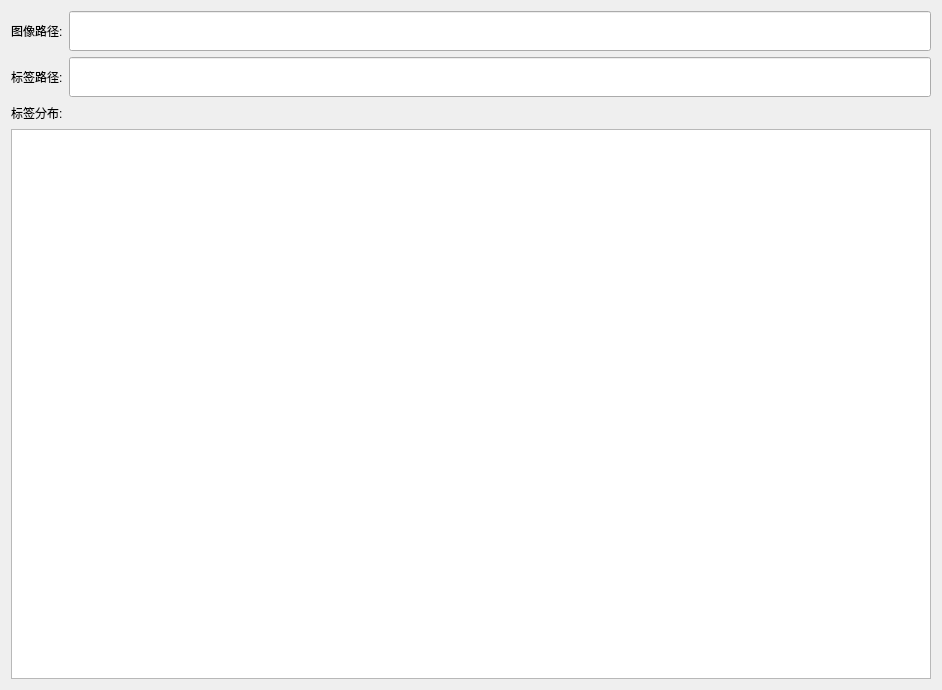
Old version of the form ui/dataset_properties.ui in the repository pythondever/easy_trainer.
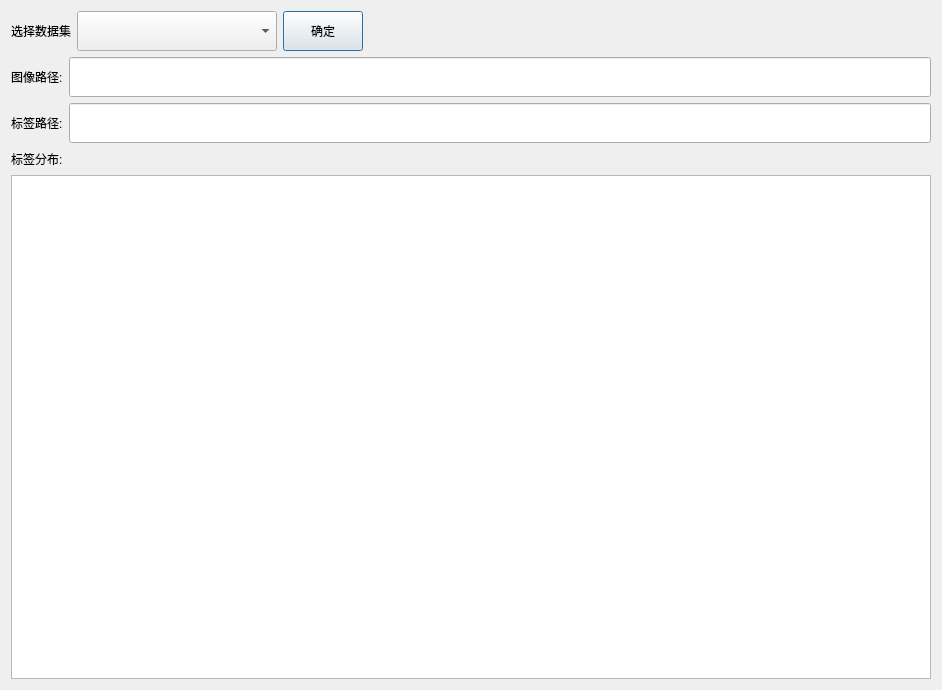
New version of the form.

Commit message: 优化数据集统计功能

Patch:
```diff
--- a/ui/dataset_properties.ui
+++ b/ui/dataset_properties.ui
@@ -16,6 +16,59 @@
   <layout class="QGridLayout" name="gridLayout">
    <item row="0" column="0">
     <layout class="QVBoxLayout" name="verticalLayout">
+     <item>
+      <layout class="QHBoxLayout" name="horizontalLayout_5">
+       <property name="topMargin">
+        <number>0</number>
+       </property>
+       <property name="bottomMargin">
+        <number>0</number>
+       </property>
+       <item>
+        <widget class="QLabel" name="select_dataset_label">
+         <property name="text">
+          <string>选择数据集</string>
+         </property>
+        </widget>
+       </item>
+       <item>
+        <widget class="QComboBox" name="dataset_comboBox">
+         <property name="minimumSize">
+          <size>
+           <width>200</width>
+           <height>40</height>
+          </size>
+         </property>
+        </widget>
+       </item>
+       <item>
+        <widget class="QPushButton" name="select_dataset_btn">
+         <property name="minimumSize">
+          <size>
+           <width>0</width>
+           <height>40</height>
+          </size>
+         </property>
+         <property name="text">
+          <string>确定</string>
+         </property>
+        </widget>
+       </item>
+       <item>
+        <spacer name="horizontalSpacer_2">
+         <property name="orientation">
+          <enum>Qt::Horizontal</enum>
+         </property>
+         <property name="sizeHint" stdset="0">
+          <size>
+           <width>40</width>
+           <height>20</height>
+          </size>
+         </property>
+        </spacer>
+       </item>
+      </layout>
+     </item>
      <item>
       <layout class="QHBoxLayout" name="horizontalLayout">
        <item>
```
The commit also changes 7 other files.
